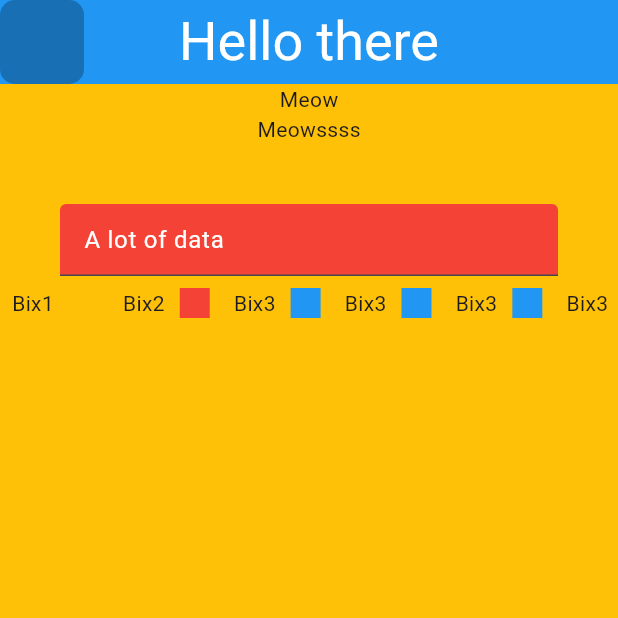
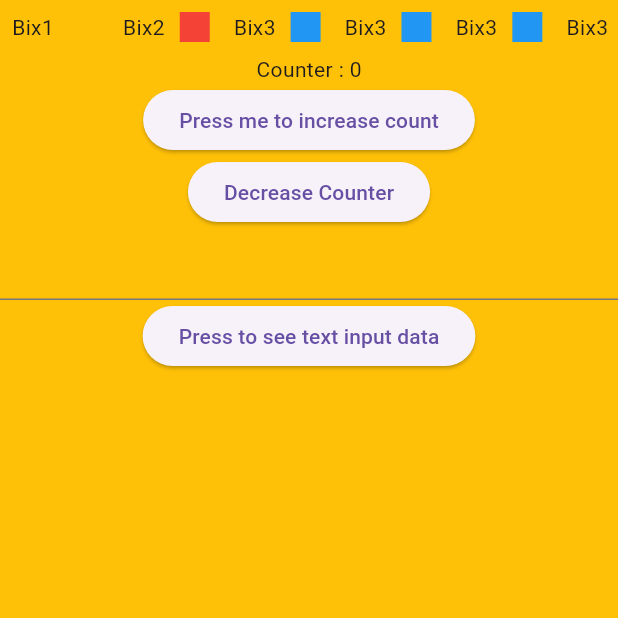
Before and after one commit to sahilbaig/flutter-initial, a Flutter app: the screen it shows after launch, on a phone screen of 412 x 824 dp, the top half of it. Run offline on Flutter 3.47's test engine with Material 3 defaults, Android fonts, the light colour scheme and no system bars.

Commit message:
added controllers and onclick events

```diff
--- /dev/null
+++ b/lib/pages/counter.dart
@@ -0,0 +1,36 @@
+import 'package:flutter/material.dart';
+
+class Counter extends StatefulWidget {
+  Counter({super.key});
+  @override
+  _CounterState createState() => _CounterState();
+}
+
+class _CounterState extends State<Counter> {
+  int _counter = 0;
+  void _incrementCounter() {
+    setState(() {
+      _counter++;
+    });
+  }
+
+  void _decreaseCounter() {
+    setState(() {
+      _counter--;
+    });
+  }
+
+  @override
+  Widget build(BuildContext context) {
+    return Column(
+      children: [
+        Text('Counter : $_counter'),
+        ElevatedButton(
+            onPressed: _incrementCounter,
+            child: Text("Press me to increase count")),
+        ElevatedButton(
+            onPressed: _decreaseCounter, child: Text("Decrease Counter"))
+      ],
+    );
+  }
+}
--- a/lib/pages/home.dart
+++ b/lib/pages/home.dart
@@ -1,5 +1,7 @@
 import 'package:flutter/material.dart';
 import 'package:furdle/models/catergories_model.dart';
+import 'package:furdle/pages/counter.dart';
+import 'package:furdle/pages/searchBar.dart';
 
 class Home extends StatelessWidget {
   Home({super.key});
@@ -15,17 +17,14 @@ class Home extends StatelessWidget {
     var scaffold = Scaffold(
       backgroundColor: Colors.amber,
       body: Column(
-        children: [
-          Text(
-            "Meow",
-            textDirection: TextDirection.ltr,
+        children: [ScrollPart(), Counter(), MySearchbar()],
       ),
-          Text(
-            "Meowssss",
-            textDirection: TextDirection.ltr,
-          ),
-          SearchBar(),
-          SingleChildScrollView(
+    );
+    return scaffold;
+  }
+
+  SingleChildScrollView ScrollPart() {
+    return SingleChildScrollView(
       scrollDirection: Axis.horizontal,
       child: Row(
         children: [
@@ -46,19 +45,7 @@ class Home extends StatelessWidget {
             ),
         ],
       ),
-          )
-        ],
-      ),
-      appBar: AppBar(
-          title: Text(
-            "Hello there",
-            style: TextStyle(color: Colors.white, fontSize: 36),
-          ),
-          centerTitle: true,
-          backgroundColor: Colors.blue,
-          leading: topBar(categories[0].name)),
     );
-    return scaffold;
   }
 }
 
--- /dev/null
+++ b/lib/pages/searchBar.dart
@@ -0,0 +1,35 @@
+import 'package:flutter/material.dart';
+
+class MySearchbar extends StatefulWidget {
+  MySearchbar({super.key});
+  @override
+  State<MySearchbar> createState() => _SearchState();
+}
+
+class _SearchState extends State<MySearchbar> {
+  final textController = TextEditingController();
+  @override
+  void dispose() {
+    textController.dispose();
+    super.dispose();
+  }
+
+  @override
+  Widget build(BuildContext context) {
+    return Column(
+      children: [
+        TextField(
+          controller: textController,
+        ),
+        ElevatedButton(
+            onPressed: () {
+              print(textController.text);
+              setState(() {
+                textController.text = "On button click ${textController.text}";
+              });
+            },
+            child: Text("Press to see text input data"))
+      ],
+    );
+  }
+}
```
Lines whose indentation alone changed are shown as unchanged.
